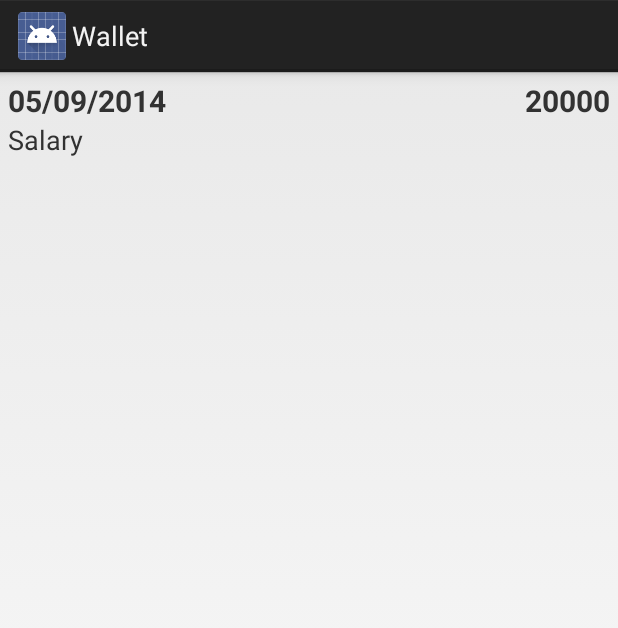
After one commit to nfloresv/Wallet, an Android app: the layout movement_layout.xml on its own in the app's theme, with its tools: preview values and no code run, on a phone screen of 412 x 824 dp. The commit adds this screen. Shown: the top 628 px of the screen. Run offline under Robolectric (Android 15) with nearby library versions, the phone set to English and light mode, and no system bars.

Commit message:
Implement Fragment of All Movement
* Added adapter to see movements
* Added layout of movement
* Change string text of toast to resource

```diff
--- /dev/null
+++ b/app/src/main/res/layout/movement_layout.xml
@@ -0,0 +1,30 @@
+<?xml version="1.0" encoding="utf-8"?>
+
+<RelativeLayout xmlns:android="http://schemas.android.com/apk/res/android"
+                android:layout_width="match_parent"
+                android:layout_height="match_parent"
+    android:layout_margin="5dp">
+    <TextView
+        android:id="@+id/movementLayoutDate"
+        android:layout_width="wrap_content"
+        android:layout_height="wrap_content"
+        android:textStyle="bold"
+        android:textSize="20sp"
+        android:text="05/09/2014"/>
+    <TextView
+        android:id="@+id/movementLayoutAmount"
+        android:layout_width="wrap_content"
+        android:layout_height="wrap_content"
+        android:textStyle="bold"
+        android:textSize="20sp"
+        android:layout_alignParentRight="true"
+        android:text="20000"/>
+    <TextView
+        android:id="@+id/movementLayoutCategory"
+        android:layout_width="wrap_content"
+        android:layout_height="wrap_content"
+        android:layout_below="@+id/movementLayoutDate"
+        android:textSize="18sp"
+        android:text="Salary"/>
+
+</RelativeLayout>
```
Also changed, not shown: app/src/main/java/com/flores/nico/adapters/movement/MovementAdapter.java (added, +83 -0 lines), app/src/main/java/com/flores/nico/database/Movement.java (+15 -7 lines), app/src/main/java/com/flores/nico/wallet/AllMovementsFragment.java (+25 -18 lines), app/src/main/java/com/flores/nico/wallet/LoginActivity.java (+3 -4 lines), app/src/main/java/com/flores/nico/wallet/MovementFragment.java (+6 -7 lines), app/src/main/res/values/strings.xml (+7 -1 lines).
